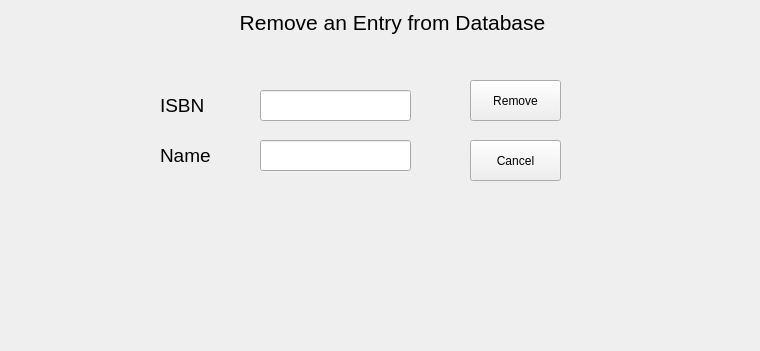
Qt form removeentryform.ui (mexyzer/Library-Management) before a commit.
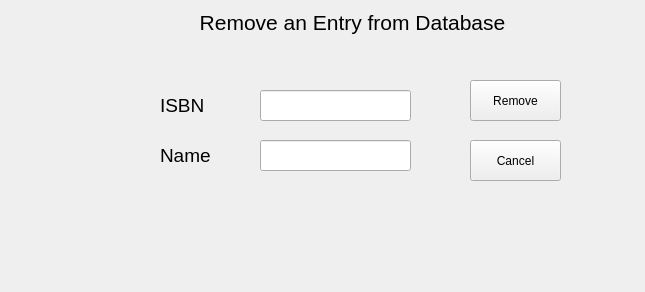
The same form after that commit.

What changed in the file:
```diff
--- a/removeentryform.ui
+++ b/removeentryform.ui
@@ -6,8 +6,8 @@
    <rect>
     <x>0</x>
     <y>0</y>
-    <width>760</width>
-    <height>351</height>
+    <width>645</width>
+    <height>292</height>
    </rect>
   </property>
   <property name="windowTitle">
@@ -16,7 +16,7 @@
   <widget class="QLabel" name="label">
    <property name="geometry">
     <rect>
-     <x>220</x>
+     <x>180</x>
      <y>10</y>
      <width>345</width>
      <height>25</height>
```
